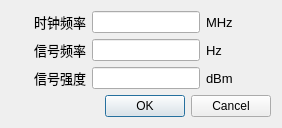
Before: the Qt Designer form soft/zebra-scope/SignalSettingsDialog.ui in Quenii/ADCEVM, drawn with Qt 5.
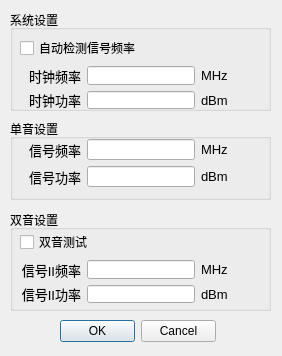
After: the same form once the commit is applied.

The edit to the form file:
```diff
--- a/soft/zebra-scope/SignalSettingsDialog.ui
+++ b/soft/zebra-scope/SignalSettingsDialog.ui
@@ -7,29 +7,61 @@
     <x>0</x>
     <y>0</y>
     <width>282</width>
-    <height>121</height>
+    <height>356</height>
    </rect>
   </property>
   <property name="windowTitle">
    <string>时钟信号设置</string>
   </property>
+  <widget class="QDialogButtonBox" name="buttonBox">
+   <property name="geometry">
+    <rect>
+     <x>60</x>
+     <y>320</y>
+     <width>156</width>
+     <height>23</height>
+    </rect>
+   </property>
+   <property name="orientation">
+    <enum>Qt::Horizontal</enum>
+   </property>
+   <property name="standardButtons">
+    <set>QDialogButtonBox::Cancel|QDialogButtonBox::Ok</set>
+   </property>
+  </widget>
+  <widget class="QGroupBox" name="groupBox">
+   <property name="geometry">
+    <rect>
+     <x>10</x>
+     <y>10</y>
+     <width>261</width>
+     <height>101</height>
+    </rect>
+   </property>
+   <property name="title">
+    <string>系统设置</string>
+   </property>
+   <widget class="QWidget" name="layoutWidget">
+    <property name="geometry">
+     <rect>
+      <x>10</x>
+      <y>26</y>
+      <width>241</width>
+      <height>73</height>
+     </rect>
+    </property>
+    <layout class="QGridLayout" name="gridLayout_5">
+     <item row="0" column="0">
+      <widget class="QCheckBox" name="signalDetectCheckBox">
+       <property name="text">
+        <string>自动检测信号频率</string>
+       </property>
+      </widget>
+     </item>
+     <item row="1" column="0">
   <layout class="QGridLayout" name="gridLayout_2">
    <item row="0" column="0">
-    <layout class="QGridLayout" name="gridLayout">
-     <item row="0" column="0">
-      <widget class="QLabel" name="labl_14">
-       <property name="minimumSize">
-        <size>
-         <width>75</width>
-         <height>0</height>
-        </size>
-       </property>
-       <property name="maximumSize">
-        <size>
-         <width>75</width>
-         <height>16777215</height>
-        </size>
-       </property>
+        <widget class="QLabel" name="labl_16">
        <property name="font">
         <font>
          <family>Arial</family>
@@ -74,6 +106,78 @@
       </widget>
      </item>
      <item row="1" column="0">
+        <widget class="QLabel" name="labl_23">
+         <property name="font">
+          <font>
+           <family>Arial</family>
+           <pointsize>10</pointsize>
+          </font>
+         </property>
+         <property name="text">
+          <string>时钟功率</string>
+         </property>
+         <property name="alignment">
+          <set>Qt::AlignRight|Qt::AlignTrailing|Qt::AlignVCenter</set>
+         </property>
+        </widget>
+       </item>
+       <item row="1" column="1">
+        <widget class="QLineEdit" name="clockPowerLineEdit">
+         <property name="sizePolicy">
+          <sizepolicy hsizetype="Preferred" vsizetype="Fixed">
+           <horstretch>0</horstretch>
+           <verstretch>0</verstretch>
+          </sizepolicy>
+         </property>
+        </widget>
+       </item>
+       <item row="1" column="2">
+        <widget class="QLabel" name="labl_19">
+         <property name="sizePolicy">
+          <sizepolicy hsizetype="Minimum" vsizetype="Preferred">
+           <horstretch>0</horstretch>
+           <verstretch>0</verstretch>
+          </sizepolicy>
+         </property>
+         <property name="font">
+          <font>
+           <family>Arial</family>
+           <pointsize>10</pointsize>
+          </font>
+         </property>
+         <property name="text">
+          <string>dBm</string>
+         </property>
+        </widget>
+       </item>
+      </layout>
+     </item>
+    </layout>
+   </widget>
+  </widget>
+  <widget class="QGroupBox" name="groupBox_2">
+   <property name="geometry">
+    <rect>
+     <x>10</x>
+     <y>119</y>
+     <width>261</width>
+     <height>81</height>
+    </rect>
+   </property>
+   <property name="title">
+    <string>单音设置</string>
+   </property>
+   <widget class="QWidget" name="layoutWidget">
+    <property name="geometry">
+     <rect>
+      <x>10</x>
+      <y>20</y>
+      <width>241</width>
+      <height>48</height>
+     </rect>
+    </property>
+    <layout class="QGridLayout" name="gridLayout">
+     <item row="0" column="0">
       <widget class="QLabel" name="labl_15">
        <property name="font">
         <font>
@@ -89,7 +193,7 @@
        </property>
       </widget>
      </item>
-     <item row="1" column="1">
+     <item row="0" column="1">
       <widget class="QLineEdit" name="signalFreqLineEdit">
        <property name="sizePolicy">
         <sizepolicy hsizetype="Preferred" vsizetype="Fixed">
@@ -99,7 +203,7 @@
        </property>
       </widget>
      </item>
-     <item row="1" column="2">
+     <item row="0" column="2">
       <widget class="QLabel" name="labl_26">
        <property name="sizePolicy">
         <sizepolicy hsizetype="Minimum" vsizetype="Preferred">
@@ -114,11 +218,11 @@
         </font>
        </property>
        <property name="text">
-        <string>Hz</string>
+        <string>MHz</string>
        </property>
       </widget>
      </item>
-     <item row="2" column="0">
+     <item row="1" column="0">
       <widget class="QLabel" name="labl_17">
        <property name="font">
         <font>
@@ -127,14 +231,14 @@
         </font>
        </property>
        <property name="text">
-        <string>信号强度</string>
+        <string>信号功率</string>
        </property>
        <property name="alignment">
         <set>Qt::AlignRight|Qt::AlignTrailing|Qt::AlignVCenter</set>
        </property>
       </widget>
      </item>
-     <item row="2" column="1">
+     <item row="1" column="1">
       <widget class="QLineEdit" name="signalPowerLineEdit">
        <property name="sizePolicy">
         <sizepolicy hsizetype="Preferred" vsizetype="Fixed">
@@ -144,7 +248,7 @@
        </property>
       </widget>
      </item>
-     <item row="2" column="2">
+     <item row="1" column="2">
       <widget class="QLabel" name="labl_18">
        <property name="sizePolicy">
         <sizepolicy hsizetype="Minimum" vsizetype="Preferred">
@@ -164,18 +268,134 @@
       </widget>
      </item>
     </layout>
+   </widget>
+  </widget>
+  <widget class="QGroupBox" name="groupBox_3">
+   <property name="geometry">
+    <rect>
+     <x>10</x>
+     <y>210</y>
+     <width>261</width>
+     <height>101</height>
+    </rect>
+   </property>
+   <property name="title">
+    <string>双音设置</string>
+   </property>
+   <widget class="QWidget" name="layoutWidget">
+    <property name="geometry">
+     <rect>
+      <x>10</x>
+      <y>20</y>
+      <width>241</width>
+      <height>73</height>
+     </rect>
+    </property>
+    <layout class="QGridLayout" name="gridLayout_4">
+     <item row="0" column="0">
+      <widget class="QCheckBox" name="dualToneTestCheckBox">
+       <property name="text">
+        <string>双音测试</string>
+       </property>
+      </widget>
    </item>
    <item row="1" column="0">
-    <widget class="QDialogButtonBox" name="buttonBox">
-     <property name="orientation">
-      <enum>Qt::Horizontal</enum>
-     </property>
-     <property name="standardButtons">
-      <set>QDialogButtonBox::Cancel|QDialogButtonBox::Ok</set>
-     </property>
-    </widget>
-   </item>
-  </layout>
+      <layout class="QGridLayout" name="gridLayout_3">
+       <item row="0" column="0">
+        <widget class="QLabel" name="labl_20">
+         <property name="font">
+          <font>
+           <family>Arial</family>
+           <pointsize>10</pointsize>
+          </font>
+         </property>
+         <property name="text">
+          <string>信号II频率</string>
+         </property>
+         <property name="alignment">
+          <set>Qt::AlignRight|Qt::AlignTrailing|Qt::AlignVCenter</set>
+         </property>
+        </widget>
+       </item>
+       <item row="0" column="1">
+        <widget class="QLineEdit" name="signalIIFreqLineEdit">
+         <property name="sizePolicy">
+          <sizepolicy hsizetype="Preferred" vsizetype="Fixed">
+           <horstretch>0</horstretch>
+           <verstretch>0</verstretch>
+          </sizepolicy>
+         </property>
+        </widget>
+       </item>
+       <item row="0" column="2">
+        <widget class="QLabel" name="labl_27">
+         <property name="sizePolicy">
+          <sizepolicy hsizetype="Minimum" vsizetype="Preferred">
+           <horstretch>0</horstretch>
+           <verstretch>0</verstretch>
+          </sizepolicy>
+         </property>
+         <property name="font">
+          <font>
+           <family>Arial</family>
+           <pointsize>10</pointsize>
+          </font>
+         </property>
+         <property name="text">
+          <string>MHz</string>
+         </property>
+        </widget>
+       </item>
+       <item row="1" column="0">
+        <widget class="QLabel" name="labl_21">
+         <property name="font">
+          <font>
+           <family>Arial</family>
+           <pointsize>10</pointsize>
+          </font>
+         </property>
+         <property name="text">
+          <string>信号II功率</string>
+         </property>
+         <property name="alignment">
+          <set>Qt::AlignRight|Qt::AlignTrailing|Qt::AlignVCenter</set>
+         </property>
+        </widget>
+       </item>
+       <item row="1" column="1">
+        <widget class="QLineEdit" name="signalIIPowerLineEdit">
+         <property name="sizePolicy">
+          <sizepolicy hsizetype="Preferred" vsizetype="Fixed">
+           <horstretch>0</horstretch>
+           <verstretch>0</verstretch>
+          </sizepolicy>
+         </property>
+        </widget>
+       </item>
+       <item row="1" column="2">
+        <widget class="QLabel" name="labl_22">
+         <property name="sizePolicy">
+          <sizepolicy hsizetype="Minimum" vsizetype="Preferred">
+           <horstretch>0</horstretch>
+           <verstretch>0</verstretch>
+          </sizepolicy>
+         </property>
+         <property name="font">
+          <font>
+           <family>Arial</family>
+           <pointsize>10</pointsize>
+          </font>
+         </property>
+         <property name="text">
+          <string>dBm</string>
+         </property>
+        </widget>
+       </item>
+      </layout>
+     </item>
+    </layout>
+   </widget>
+  </widget>
  </widget>
  <resources/>
  <connections>
```
Lines whose indentation alone changed are shown as unchanged.
